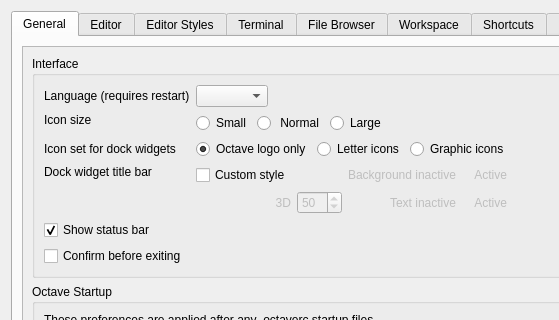
This is libgui/src/settings-dialog.ui in ctaggart/octave as Qt 5 draws it before an edit; both pictures show x 0 to 559 and y 0 to 320 of the 720 by 480 pixel window. The edited form follows.
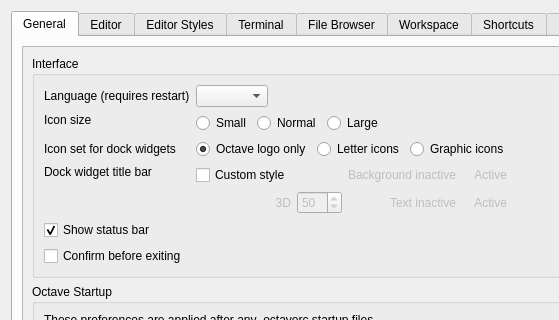
This is the edited form. The open tabs and pages were chosen to show the change.

Commit message:
Fix several typos in GUI strings (bug #44681).
* file-editor.cc (construct): "White Spaces" => "Whitespace Characters".

* settings-dialog.ui: " Normal" => "Normal".  Eliminate useless space.

* shortcut-manager.cc (do_init_data): "White Spaces" => "Whitespace Characters".

* welcome-wizard.cc (final_page): "commnity" => "community".

Patch:
```diff
--- a/libgui/src/settings-dialog.ui
+++ b/libgui/src/settings-dialog.ui
@@ -128,7 +128,7 @@
                   <item>
                    <widget class="QRadioButton" name="icon_size_normal">
                     <property name="text">
-                     <string> Normal</string>
+                     <string>Normal</string>
                     </property>
                     <property name="checked">
                      <bool>true</bool>
```
The commit also changes 3 other files.
